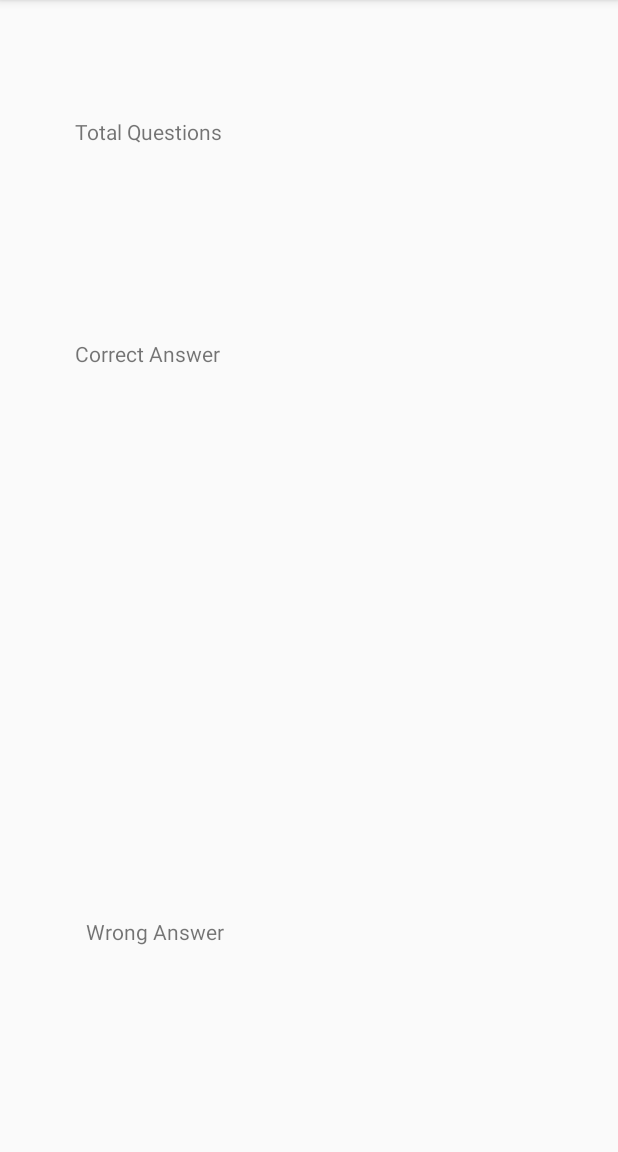
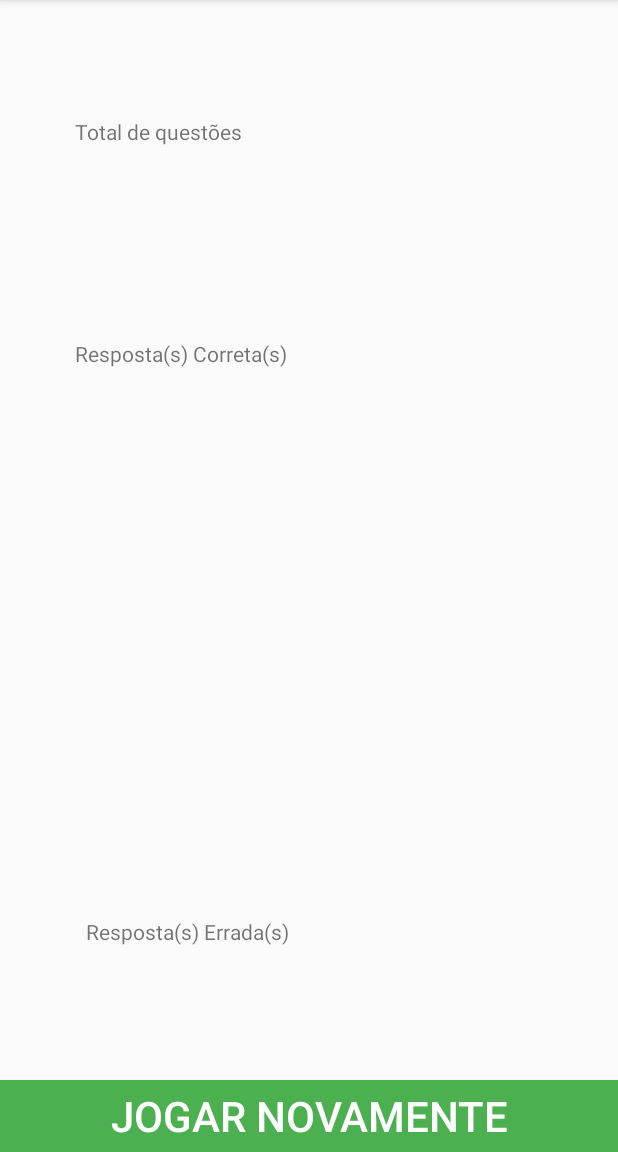
Before and after one commit to DaniloDev/quiz, an Android app: the ResultActivity screen opened directly, with no data from a screen before it, on a phone screen of 412 x 824 dp, the part 84-1236 px from its top. Run offline under Robolectric (Android 15) with nearby library versions, the phone set to English and light mode, and no system bars.

Commit message:
08/05/2020 ajuste de johgar novamente, parada de timer, melhora  na transição

```diff
--- a/app/src/main/java/com/arhte/ResultActivity.java
+++ b/app/src/main/java/com/arhte/ResultActivity.java
@@ -4,11 +4,17 @@ import androidx.appcompat.app.AppCompatActivity;
 
 import android.content.Intent;
 import android.os.Bundle;
+import android.view.View;
+import android.widget.Button;
 import android.widget.TextView;
 
 public class ResultActivity extends AppCompatActivity {
 
     TextView textViewt , textVieww , textViewc ;
+    Button playAgain;
+    String question = "0";
+    String correct = "0";
+    String wrong = "0";
 
     @Override
     protected void onCreate(Bundle savedInstanceState) {
@@ -21,13 +27,31 @@ public class ResultActivity extends AppCompatActivity {
 
         textViewc = findViewById(R.id.textViewca);
 
+        playAgain = findViewById(R.id.playAgain);
+
+        playAgain.setOnClickListener(new View.OnClickListener() {
+            @Override
+            public void onClick(View view) {
+                 question = "0";
+                 correct = "0";
+                 wrong = "0";
+                Intent intent = new Intent(ResultActivity.this,MainActivity.class);
+                startActivity(intent);
+                finish();
+            }
+        });
+
         Intent i = getIntent();
 
-        String question = i.getStringExtra("total");
+         question = "0";
+         correct = "0";
+         wrong = "0";
 
-        String correct = i.getStringExtra("correct");
+        question = i.getStringExtra("total");
 
-        String wrong = i.getStringExtra("wrong");
+        correct = i.getStringExtra("correct");
+
+         wrong = i.getStringExtra("wrong");
 
         textViewt.setText(question);
 
--- a/app/src/main/res/layout/activity_result.xml
+++ b/app/src/main/res/layout/activity_result.xml
@@ -16,7 +16,7 @@
         android:layout_marginStart="50dp"
         android:layout_marginLeft="50dp"
         android:layout_marginTop="78dp"
-        android:text="Total Questions" />
+        android:text="Total de questões" />
 
     <TextView
         android:id="@+id/textViewtq"
@@ -37,7 +37,7 @@
         android:layout_alignStart="@+id/textView"
         android:layout_alignParentTop="true"
         android:layout_marginTop="226dp"
-        android:text="Correct Answer"
+        android:text="Resposta(s) Correta(s)"
         android:layout_alignLeft="@+id/textView" />
 
     <TextView
@@ -62,7 +62,7 @@
         android:layout_marginStart="57dp"
         android:layout_marginLeft="57dp"
         android:layout_marginBottom="137dp"
-        android:text="Wrong Answer" />
+        android:text="Resposta(s) Errada(s)" />
 
     <TextView
         android:id="@+id/textViewwa"
@@ -73,4 +73,16 @@
         android:text="TextView"
         android:layout_alignLeft="@+id/textViewtq" />
 
+    <Button
+        android:id="@+id/playAgain"
+        android:layout_width="match_parent"
+        android:layout_height="wrap_content"
+        android:layout_alignParentBottom="true"
+        android:layout_marginBottom="0dp"
+        android:background="#4CAF50"
+        android:text="JOGAR NOVAMENTE"
+        android:textColor="#FFF"
+        android:textSize="28sp" />
+
+
 </RelativeLayout>
```
Also changed, not shown: app/src/main/java/com/arhte/MainActivity.java (+18 -10 lines).
